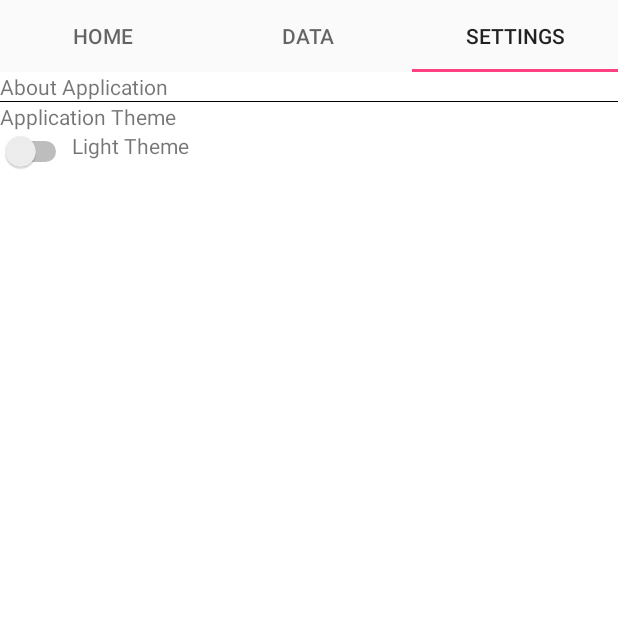
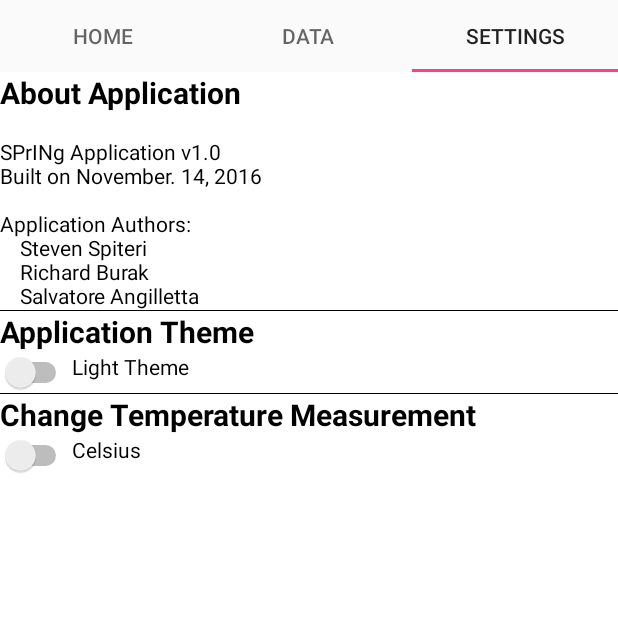
Before and after one commit to steve-spiteri/Brave8.SPrINg, an Android app: the PageFragment screen opened directly, with no data from a screen before it, tab 3 chosen, on a phone screen of 412 x 824 dp, the top half of it. Run offline under Robolectric (Android 15) with nearby library versions, the phone set to English and light mode, and no system bars; 8 statements that could not run were skipped.

Commit message:
Added more settings Added code to chnage the text on the switches in settings Added ThemeUtils.java for experimental use to chnage the theme (it doesnt work)

```diff
--- a/springapplication/src/main/res/layout/activity_login.xml
+++ b/springapplication/src/main/res/layout/activity_login.xml
@@ -9,7 +9,6 @@
     android:paddingTop="@dimen/activity_vertical_margin"
     android:orientation="vertical"
     android:gravity="center_horizontal"
-    android:background="@color/white"
     tools:context=".LoginActivity">
 
     <!--logo-->
@@ -34,7 +33,6 @@
             android:id="@+id/login_text"
             android:layout_width="wrap_content"
             android:layout_height="wrap_content"
-            android:textColor="@color/black"
             android:textSize="@dimen/large"
             android:text="@string/login"/>
 
@@ -50,7 +48,6 @@
             android:layout_width="wrap_content"
             android:layout_height="wrap_content"
             android:paddingTop="@dimen/activity_vertical_margin"
-            android:textColor="@color/black"
             android:textSize="@dimen/small"
             android:text="@string/username"/>
         <EditText
@@ -64,7 +61,6 @@
             android:layout_width="wrap_content"
             android:layout_height="wrap_content"
             android:paddingTop="@dimen/activity_vertical_margin"
-            android:textColor="@color/black"
             android:textSize="@dimen/small"
             android:text="@string/password"/>
         <EditText
--- a/springapplication/src/main/res/layout/activity_settings.xml
+++ b/springapplication/src/main/res/layout/activity_settings.xml
@@ -12,13 +12,21 @@
             android:id="@+id/text_about_application"
             android:layout_width="match_parent"
             android:layout_height="wrap_content"
-            android:text="@string/about_application"/>
+            android:text="@string/about_application"
+            style="@style/settings_text" />
+
+        <TextView
+            android:id="@+id/text_information"
+            android:layout_width="match_parent"
+            android:layout_height="wrap_content"
+            android:layout_below="@id/text_about_application"
+            android:text="@string/app_information" />
 
         <View
             android:id="@+id/divider_about_application"
             android:layout_width="match_parent"
             android:layout_height="1px"
-            android:layout_below="@id/text_about_application"
+            android:layout_below="@id/text_information"
             android:background="@color/black" />
 
         <TextView
@@ -26,13 +34,14 @@
             android:layout_width="match_parent"
             android:layout_height="wrap_content"
             android:layout_below="@id/divider_about_application"
-            android:text="@string/application_theme"/>
+            android:text="@string/application_theme"
+            style="@style/settings_text"/>
 
         <Switch
             android:id="@+id/controls_application_theme"
             android:layout_width="wrap_content"
             android:layout_height="wrap_content"
-            android:layout_below="@id/text_application_theme"/>
+            android:layout_below="@id/text_application_theme" />
 
         <TextView
             android:id="@+id/text_theme_name"
@@ -42,7 +51,34 @@
             android:text="@string/light_theme"
             android:layout_toRightOf="@id/controls_application_theme"/>
 
+        <View
+            android:id="@+id/divider_application_theme"
+            android:layout_width="match_parent"
+            android:layout_height="1px"
+            android:layout_below="@id/controls_application_theme"
+            android:background="@color/black" />
 
+        <TextView
+            android:id="@+id/text_change_temperature"
+            android:layout_width="match_parent"
+            android:layout_height="wrap_content"
+            android:layout_below="@id/divider_application_theme"
+            android:text="@string/change_temperature_measurement"
+            style="@style/settings_text" />
+
+        <Switch
+            android:id="@+id/controls_change_temperature"
+            android:layout_width="wrap_content"
+            android:layout_height="wrap_content"
+            android:layout_below="@id/text_change_temperature"/>
+
+        <TextView
+            android:id="@+id/text_temperature"
+            android:layout_width="match_parent"
+            android:layout_height="wrap_content"
+            android:layout_below="@id/text_change_temperature"
+            android:text="@string/celsius"
+            android:layout_toRightOf="@id/controls_change_temperature"/>
 
     </RelativeLayout>
 </ScrollView>
--- a/springapplication/src/main/res/values/strings.xml
+++ b/springapplication/src/main/res/values/strings.xml
@@ -43,9 +43,13 @@
 
     <!-- settings -->
     <string name="about_application">About Application</string>
+    <string name="app_information">\nSPrINg Application v1.0\nBuilt on November. 14, 2016\n\nApplication Authors:\n\tSteven Spiteri\n\tRichard Burak\n\tSalvatore Angilletta</string>
     <string name="application_theme">Application Theme</string>
     <string name="light_theme">Light Theme</string>
     <string name="dark_theme">Dark Theme</string>
+    <string name="change_temperature_measurement">Change Temperature Measurement</string>
+    <string name="celsius">Celsius</string>
+    <string name="fahrenheit">Fahrenheit</string>
 
 
 
--- a/springapplication/src/main/res/values/styles.xml
+++ b/springapplication/src/main/res/values/styles.xml
@@ -1,28 +1,37 @@
 <resources>
 
     <!-- Base application theme. -->
-    <style name="AppTheme" parent="Theme.AppCompat.DayNight.NoActionBar">
+    <style name="AppTheme" parent="Theme.AppCompat.Light.NoActionBar">
         <!-- Customize your theme here. -->
         <item name="colorPrimary">@color/colorPrimary</item>
         <item name="colorPrimaryDark">@color/colorPrimaryDark</item>
         <item name="colorAccent">@color/colorAccent</item>
+        <item name="android:textColor">@color/black</item>
+    </style>
+
+    <style name ="AppTheme_alternate" parent="Theme.AppCompat.NoActionBar">
+        <item name="android:windowActionBar">false</item>
+        <item name="android:windowNoTitle">true</item>
+        <item name="colorPrimary">@color/colorPrimary</item>
+        <item name="colorPrimaryDark">@color/colorPrimaryDark</item>
+        <item name="colorAccent">@color/colorAccent</item>
+        <item name="android:textColor">@color/white</item>
     </style>
 
     <style name="home_date">
         <item name="android:textStyle">bold</item>
-        <item name="android:textColor">@color/black</item>
         <item name="android:textSize">20sp</item>
     </style>
 
     <style name="home_data">
         <item name="android:textStyle">bold</item>
-        <item name="android:textColor">@color/black</item>
         <item name="android:textSize">30sp</item>
     </style>
 
+    <!-- settings -->
     <style name="settings_text">
         <item name="android:textStyle">bold</item>
-        <item name="android:textSize">24dp</item>
+        <item name="android:textSize">20sp</item>
     </style>
 
 </resources>
```
Also changed, not shown: springapplication/src/main/java/brave8/spring/PageFragment.java (+30 -0 lines), springapplication/src/main/java/brave8/spring/ThemeUtils.java (added, +35 -0 lines).
